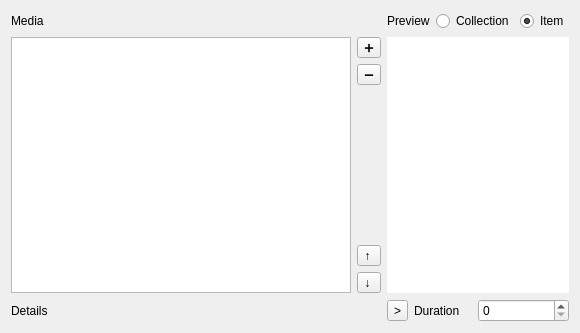
This is animation_workbench/ui/media_list_widget_base.ui in timlinux/QGISAnimationWorkbench as Qt 5 draws it before an edit. The edited form follows.
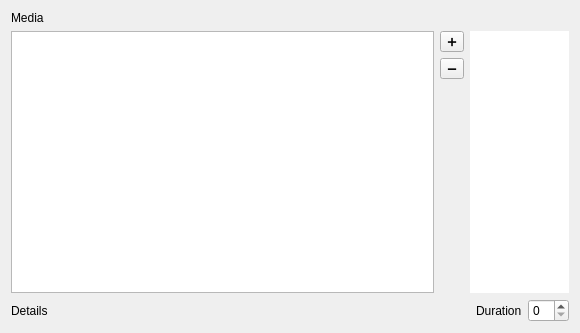
This is the edited form.

Commit message: 🚸 Split intro and outro each to their own tab and remove redundant widgets.

Diff of the .ui file:
```diff
--- a/animation_workbench/ui/media_list_widget_base.ui
+++ b/animation_workbench/ui/media_list_widget_base.ui
@@ -14,6 +14,53 @@
    <string>Form</string>
   </property>
   <layout class="QGridLayout" name="gridLayout">
+   <item row="1" column="1">
+    <widget class="QToolButton" name="add_media">
+     <property name="text">
+      <string>➕</string>
+     </property>
+    </widget>
+   </item>
+   <item row="5" column="0">
+    <widget class="QLabel" name="details_label">
+     <property name="text">
+      <string>Details</string>
+     </property>
+     <property name="wordWrap">
+      <bool>true</bool>
+     </property>
+    </widget>
+   </item>
+   <item row="5" column="3" colspan="2">
+    <widget class="QLabel" name="duration_label">
+     <property name="text">
+      <string>Duration</string>
+     </property>
+    </widget>
+   </item>
+   <item row="2" column="1">
+    <widget class="QToolButton" name="remove_media">
+     <property name="text">
+      <string>➖</string>
+     </property>
+    </widget>
+   </item>
+   <item row="5" column="5" colspan="2">
+    <widget class="QSpinBox" name="duration"/>
+   </item>
+   <item row="3" column="1">
+    <spacer name="verticalSpacer">
+     <property name="orientation">
+      <enum>Qt::Vertical</enum>
+     </property>
+     <property name="sizeHint" stdset="0">
+      <size>
+       <width>20</width>
+       <height>71</height>
+      </size>
+     </property>
+    </spacer>
+   </item>
    <item row="0" column="0">
     <widget class="QLabel" name="label">
      <property name="text">
@@ -24,31 +71,7 @@
      </property>
     </widget>
    </item>
-   <item row="0" column="2" colspan="2">
-    <widget class="QLabel" name="preview_label">
-     <property name="text">
-      <string>Preview</string>
-     </property>
-    </widget>
-   </item>
-   <item row="0" column="4" colspan="2">
-    <widget class="QRadioButton" name="collection">
-     <property name="text">
-      <string>Collection</string>
-     </property>
-    </widget>
-   </item>
-   <item row="0" column="6">
-    <widget class="QRadioButton" name="item">
-     <property name="text">
-      <string>Item</string>
-     </property>
-     <property name="checked">
-      <bool>true</bool>
-     </property>
-    </widget>
-   </item>
-   <item row="1" column="0" rowspan="5">
+   <item row="1" column="0" rowspan="4">
     <widget class="QListWidget" name="media_list">
      <property name="sizePolicy">
       <sizepolicy hsizetype="MinimumExpanding" vsizetype="MinimumExpanding">
@@ -67,14 +90,7 @@
      </property>
     </widget>
    </item>
-   <item row="1" column="1">
-    <widget class="QToolButton" name="add_media">
-     <property name="text">
-      <string>➕</string>
-     </property>
-    </widget>
-   </item>
-   <item row="1" column="2" rowspan="5" colspan="5">
+   <item row="1" column="2" rowspan="4" colspan="5">
     <widget class="QLabel" name="preview">
      <property name="sizePolicy">
       <sizepolicy hsizetype="MinimumExpanding" vsizetype="MinimumExpanding">
@@ -105,67 +121,6 @@
      </property>
     </widget>
    </item>
-   <item row="2" column="1">
-    <widget class="QToolButton" name="remove_media">
-     <property name="text">
-      <string>➖</string>
-     </property>
-    </widget>
-   </item>
-   <item row="3" column="1">
-    <spacer name="verticalSpacer">
-     <property name="orientation">
-      <enum>Qt::Vertical</enum>
-     </property>
-     <property name="sizeHint" stdset="0">
-      <size>
-       <width>20</width>
-       <height>71</height>
-      </size>
-     </property>
-    </spacer>
-   </item>
-   <item row="4" column="1">
-    <widget class="QToolButton" name="move_up">
-     <property name="text">
-      <string>↑ </string>
-     </property>
-    </widget>
-   </item>
-   <item row="5" column="1">
-    <widget class="QToolButton" name="move_down">
-     <property name="text">
-      <string>↓ </string>
-     </property>
-    </widget>
-   </item>
-   <item row="6" column="0">
-    <widget class="QLabel" name="details_label">
-     <property name="text">
-      <string>Details</string>
-     </property>
-     <property name="wordWrap">
-      <bool>true</bool>
-     </property>
-    </widget>
-   </item>
-   <item row="6" column="2">
-    <widget class="QToolButton" name="toolButton_5">
-     <property name="text">
-      <string>&gt;</string>
-     </property>
-    </widget>
-   </item>
-   <item row="6" column="3" colspan="2">
-    <widget class="QLabel" name="duration_label">
-     <property name="text">
-      <string>Duration</string>
-     </property>
-    </widget>
-   </item>
-   <item row="6" column="5" colspan="2">
-    <widget class="QSpinBox" name="duration"/>
-   </item>
   </layout>
  </widget>
  <resources/>
```
Left out of the diff: 3 changed lines with no effect on the pictures. The commit also changes 1 other file.
